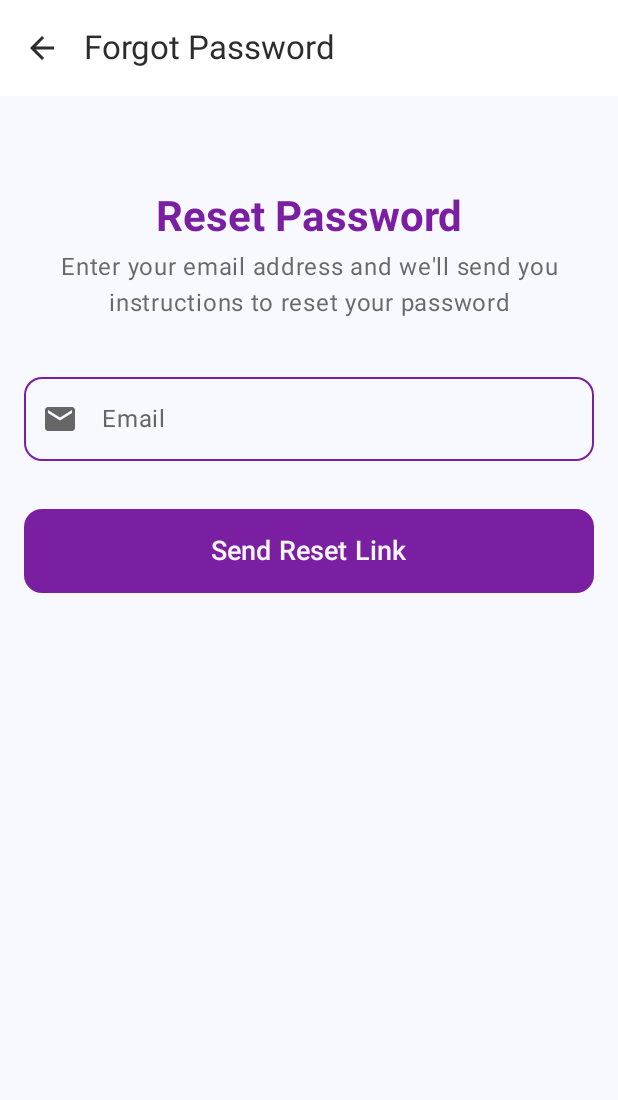
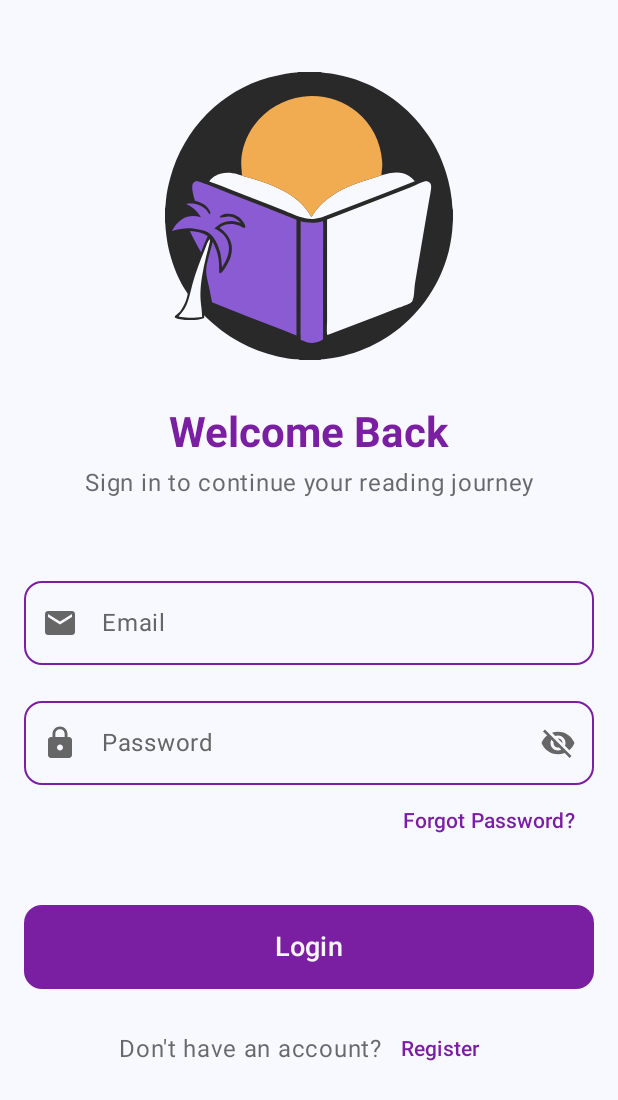
Before and after one commit to DefriDwamn/BookReflect, an Android app built with Jetpack Compose: the screen it shows after launch (MainActivity), after a tap on "Forgot Password?", on a phone screen of 412 x 824 dp. Shown: the top 1100 px of the screen. Run offline under Robolectric (Android 15) with nearby library versions, the phone set to English and light mode, and no system bars; our stand-ins replace Dagger/Hilt's generated code, Firebase (no records; nobody signed in at launch, a user with empty details on screens opened directly).

```diff
--- a/app/src/main/java/com/defri/bookreflect/presentation/MainActivity.kt
+++ b/app/src/main/java/com/defri/bookreflect/presentation/MainActivity.kt
@@ -8,7 +8,7 @@ import androidx.compose.material3.MaterialTheme
 import androidx.compose.material3.Surface
 import androidx.compose.runtime.Composable
 import androidx.compose.ui.Modifier
-import androidx.navigation.NavHostController
+import androidx.hilt.navigation.compose.hiltViewModel
 import androidx.navigation.compose.NavHost
 import androidx.navigation.compose.composable
 import androidx.navigation.compose.rememberNavController
@@ -25,58 +25,49 @@ class MainActivity : ComponentActivity() {
     override fun onCreate(savedInstanceState: Bundle?) {
         super.onCreate(savedInstanceState)
         setContent {
-            BookReflectTheme {
-                Surface(
-                    modifier = Modifier.fillMaxSize(),
-                    color = MaterialTheme.colorScheme.background
-                ) {
-                    MainNavigation()
-                }
-            }
+            BookReflectApp()
         }
     }
 }
 
 @Composable
-fun MainNavigation() {
+fun BookReflectApp() {
+    BookReflectTheme {
+        val appViewModel: AppViewModel = hiltViewModel()
         val navController = rememberNavController()
 
+        Surface(
+            modifier = Modifier.fillMaxSize(),
+            color = MaterialTheme.colorScheme.background
+        ) {
             NavHost(
                 navController = navController,
-        startDestination = "login"
+                startDestination = if (appViewModel.isAuthenticated) "home" else "login"
             ) {
                 composable("login") {
                     LoginScreen(
                         onNavigateToRegister = { navController.navigate("register") },
-                onNavigateToForgotPassword = { navController.navigate("forgot_password") },
-                onLoginSuccess = { navController.navigate("home") {
-                    popUpTo("login") { inclusive = true }
-                }}
+                        onLoginSuccess = { navController.navigate("home") { popUpTo(0) } },
+                        onNavigateToForgotPassword = { /* TODO */ }
                     )
                 }
-
                 composable("register") {
                     RegisterScreen(
                         onNavigateToLogin = { navController.popBackStack() },
-                onRegisterSuccess = { navController.navigate("home") {
-                    popUpTo("login") { inclusive = true }
-                }}
+                        onRegisterSuccess = { navController.navigate("home") { popUpTo(0) } }
                     )
                 }
-
+                composable("home") {
+                    HomeScreen(
+                        onNavigateToProfile = { navController.navigate("profile") }
+                    )
+                }
                 composable("forgot_password") {
                     ForgotPasswordScreen(
                         onNavigateBack = { navController.popBackStack() },
                         onResetSuccess = { navController.popBackStack() }
                     )
                 }
-
-        composable("home") {
-            HomeScreen(
-                onNavigateToProfile = { navController.navigate("profile") }
-            )
-        }
-
                 composable("profile") {
                     ProfileScreen(
                         onNavigateBack = {
@@ -95,3 +86,5 @@ fun MainNavigation() {
                 }
             }
         }
+    }
+}
--- a/app/src/main/java/com/defri/bookreflect/presentation/auth/LoginScreen.kt
+++ b/app/src/main/java/com/defri/bookreflect/presentation/auth/LoginScreen.kt
@@ -24,22 +24,46 @@ import androidx.compose.ui.text.input.VisualTransformation
 import androidx.compose.ui.text.style.TextAlign
 import androidx.compose.ui.unit.dp
 import androidx.compose.ui.unit.sp
+import androidx.hilt.navigation.compose.hiltViewModel
 import com.defri.bookreflect.R
+import kotlinx.coroutines.launch
 
 @OptIn(ExperimentalMaterial3Api::class)
 @Composable
 fun LoginScreen(
+    viewModel: LoginViewModel = hiltViewModel(),
     onNavigateToRegister: () -> Unit,
     onNavigateToForgotPassword: () -> Unit,
     onLoginSuccess: () -> Unit
 ) {
+    val state by viewModel.state.collectAsState()
+    val snackbarHostState = remember { SnackbarHostState() }
+    val coroutineScope = rememberCoroutineScope()
+
     var email by remember { mutableStateOf("") }
     var password by remember { mutableStateOf("") }
     var isPasswordVisible by remember { mutableStateOf(false) }
 
+    LaunchedEffect(state.isAuthenticated) {
+        if (state.isAuthenticated) {
+            onLoginSuccess()
+        }
+    }
+
+    LaunchedEffect(state.error) {
+        state.error?.let { error ->
+            snackbarHostState.showSnackbar(error)
+            viewModel.setState { copy(error = null) }
+        }
+    }
+
+    Scaffold(
+        snackbarHost = { SnackbarHost(snackbarHostState) }
+    ) { padding ->
         Column(
             modifier = Modifier
                 .fillMaxSize()
+                .padding(padding)
                 .padding(16.dp),
             horizontalAlignment = Alignment.CenterHorizontally
         ) {
@@ -88,6 +112,7 @@ fun LoginScreen(
                         contentDescription = "Email Icon"
                     )
                 },
+                enabled = !state.isLoading,
                 modifier = Modifier.fillMaxWidth(),
                 shape = MaterialTheme.shapes.medium,
                 keyboardOptions = KeyboardOptions(
@@ -110,7 +135,10 @@ fun LoginScreen(
                     )
                 },
                 trailingIcon = {
-                IconButton(onClick = { isPasswordVisible = !isPasswordVisible }) {
+                    IconButton(
+                        onClick = { isPasswordVisible = !isPasswordVisible },
+                        enabled = !state.isLoading,
+                    ) {
                         Icon(
                             imageVector = if (isPasswordVisible) Icons.Default.Visibility else Icons.Default.VisibilityOff,
                             contentDescription = if (isPasswordVisible) "Hide Password" else "Show Password"
@@ -118,6 +146,7 @@ fun LoginScreen(
                     }
                 },
                 visualTransformation = if (isPasswordVisible) VisualTransformation.None else PasswordVisualTransformation(),
+                enabled = !state.isLoading,
                 modifier = Modifier.fillMaxWidth(),
                 shape = MaterialTheme.shapes.medium,
                 keyboardOptions = KeyboardOptions(
@@ -129,6 +158,7 @@ fun LoginScreen(
 
             TextButton(
                 onClick = onNavigateToForgotPassword,
+                enabled = !state.isLoading,
                 modifier = Modifier.align(Alignment.End)
             ) {
                 Text("Forgot Password?")
@@ -137,16 +167,25 @@ fun LoginScreen(
             Spacer(modifier = Modifier.height(32.dp))
 
             Button(
-            onClick = onLoginSuccess,
+                onClick = {
+                    coroutineScope.launch {
+                        viewModel.handleEvent(LoginEvent.Login(email, password))
+                    }
+                },
+                enabled = !state.isLoading,
                 modifier = Modifier
                     .fillMaxWidth()
                     .height(56.dp),
                 shape = MaterialTheme.shapes.medium
             ) {
+                if (state.isLoading) {
+                    CircularProgressIndicator()
+                } else {
                     Text(
                         text = "Login",
                         fontSize = 18.sp
                     )
+                }
             }
 
             Spacer(modifier = Modifier.height(16.dp))
@@ -160,9 +199,13 @@ fun LoginScreen(
                     text = "Don't have an account?",
                     color = MaterialTheme.colorScheme.onBackground.copy(alpha = 0.7f)
                 )
-            TextButton(onClick = onNavigateToRegister) {
+                TextButton(
+                    onClick = onNavigateToRegister,
+                    enabled = !state.isLoading
+                ) {
                     Text("Register")
                 }
             }
         }
     }
+}
```
Also changed, not shown: app/src/main/java/com/defri/bookreflect/presentation/auth/RegisterScreen.kt (+43 -2 lines). Lines whose indentation alone changed are shown as unchanged.
